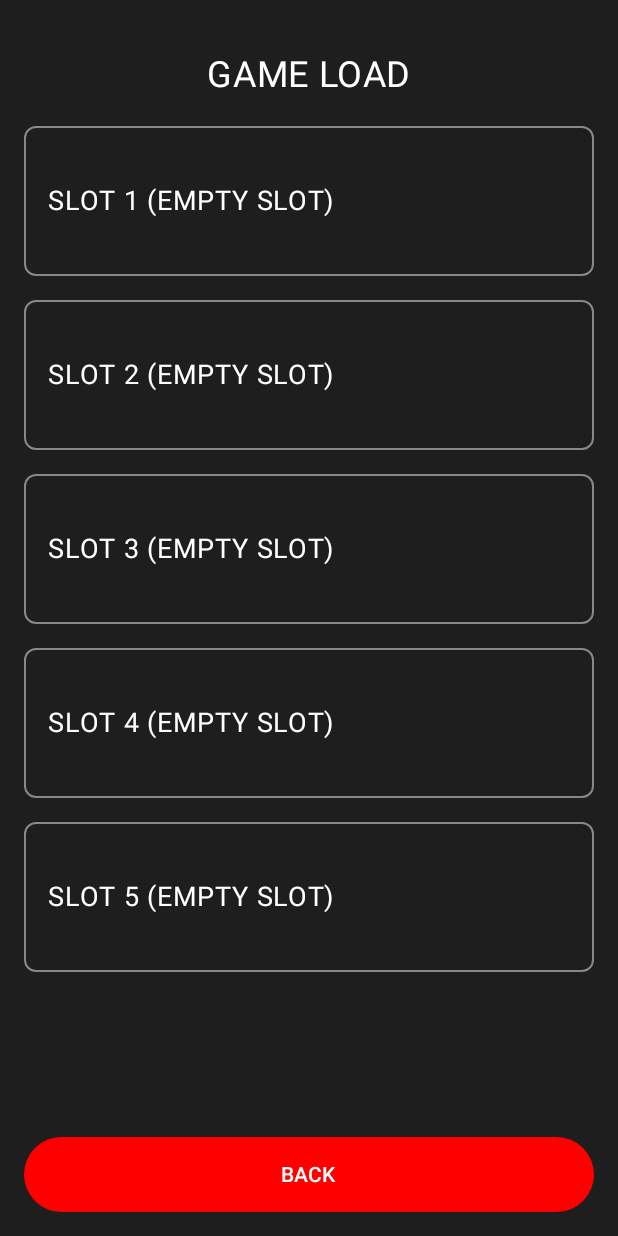
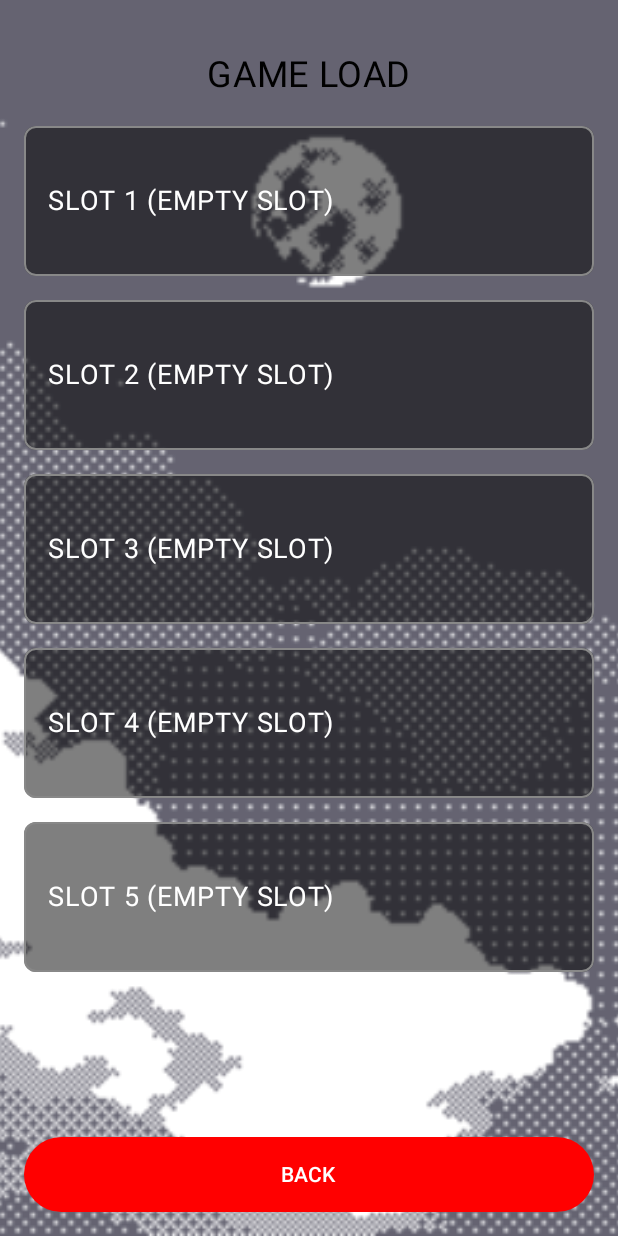
Before and after one commit to orchver/vampire-suvivors-like, an Android app built with Jetpack Compose: the TitleActivity screen opened directly, with no data from a screen before it, after a tap on "저장된 게임", on a phone screen of 412 x 824 dp. Run offline under Robolectric (Android 15) with nearby library versions, the phone set to English and light mode, and no system bars.

Commit message:
배경 이미지 추가

```diff
--- a/app/src/main/java/com/vampiresurvivorslike/LoadGameActivity.kt
+++ b/app/src/main/java/com/vampiresurvivorslike/LoadGameActivity.kt
@@ -6,6 +6,8 @@ import android.os.Bundle
 import android.widget.Toast
 import androidx.activity.ComponentActivity
 import androidx.activity.compose.setContent
+import androidx.compose.foundation.Image
+import androidx.compose.foundation.background
 import androidx.compose.foundation.border
 import androidx.compose.foundation.clickable
 import androidx.compose.foundation.layout.*
@@ -26,6 +28,9 @@ import androidx.compose.ui.unit.sp
 import com.google.gson.Gson
 import androidx.compose.foundation.interaction.MutableInteractionSource
 import androidx.compose.material.ripple.rememberRipple
+import androidx.compose.ui.layout.ContentScale
+import androidx.compose.ui.res.painterResource
+import androidx.compose.ui.tooling.preview.Preview
 
 class LoadGameActivity : ComponentActivity() {
     override fun onCreate(savedInstanceState: Bundle?) {
@@ -61,11 +66,32 @@ fun LoadGameScreen(currentUserId: String, onSlotSelected: (Int) -> Unit) {
     val gson = remember { Gson() }
     val pref = remember { context.getSharedPreferences("VampireSave", Context.MODE_PRIVATE) }
 
+    Box(
+        modifier = Modifier.fillMaxSize()
+    ) {
+        Image(
+            painter = painterResource(id = R.drawable.title_bg),
+            contentDescription = null,
+            contentScale = ContentScale.Crop,
+            modifier = Modifier.fillMaxSize()
+        )
+
+        Box(
+            modifier = Modifier
+                .fillMaxSize()
+                .background(Color.White.copy(alpha = 0.3f))
+        )
+
         Column(
             modifier = Modifier.fillMaxSize().padding(16.dp),
             horizontalAlignment = Alignment.CenterHorizontally
         ) {
-        Text("GAME LOAD", color = Color.White, fontSize = 24.sp, modifier = Modifier.padding(vertical = 20.dp))
+            Text(
+                "GAME LOAD",
+                color = Color.Black,
+                fontSize = 24.sp,
+                modifier = Modifier.padding(vertical = 20.dp)
+            )
 
             LazyColumn(
                 verticalArrangement = Arrangement.spacedBy(16.dp),
@@ -96,9 +122,11 @@ fun LoadGameScreen(currentUserId: String, onSlotSelected: (Int) -> Unit) {
                         }
                     }
 
+                    val slotBackgroundColor = Color.Black.copy(alpha = 0.5f)
+
                     // 슬롯 버튼 UI
                     val borderColor = if (isMyData) Color.Gray else Color.Red
-                val textColor = if (isMyData) Color.White else Color.Gray
+                    val textColor = if (isMyData) Color.White else Color.LightGray
 
                     val interactionSource = remember { MutableInteractionSource() }
 
@@ -106,8 +134,13 @@ fun LoadGameScreen(currentUserId: String, onSlotSelected: (Int) -> Unit) {
                         modifier = Modifier
                             .fillMaxWidth()
                             .height(100.dp)
+                            .background(color = slotBackgroundColor, shape = RoundedCornerShape(8.dp))
                             .border(1.dp, borderColor, RoundedCornerShape(8.dp))
-                        .clickable(interactionSource = interactionSource, indication = null, enabled = isClickable) {
+                            .clickable(
+                                interactionSource = interactionSource,
+                                indication = null,
+                                enabled = isClickable
+                            ) {
                                 onSlotSelected(index)
                             }
                             .padding(16.dp),
@@ -133,9 +166,29 @@ fun LoadGameScreen(currentUserId: String, onSlotSelected: (Int) -> Unit) {
             }
         }
     }
+}
 
 // Compose용 시간 포맷 함수
 fun formatTimeCompose(ms: Long): String {
     val sec = ms / 1000
     return "${sec / 60}:${String.format("%02d", sec % 60)}"
 }
+
+@Preview(showBackground = true)
+@Composable
+fun LoadGameScreenPreview() {
+    MaterialTheme {
+        Surface(
+            modifier = Modifier.fillMaxSize(),
+            color = Color(0xFF1E1E1E)
+        ) {
+            // 미리보기용 더미 데이터 설정이 필요할 수 있지만,
+            // SharedPreference는 프리뷰에서 동작하지 않으므로
+            // 기본적으로 "EMPTY SLOT"들이 보이거나 예외 처리가 된 화면이 뜹니다.
+            LoadGameScreen(
+                currentUserId = "Player1",
+                onSlotSelected = { /* 클릭해도 아무 동작 안 함 */ }
+            )
+        }
+    }
+}
--- a/app/src/main/java/com/vampiresurvivorslike/TitleActivity.kt
+++ b/app/src/main/java/com/vampiresurvivorslike/TitleActivity.kt
@@ -6,6 +6,7 @@ import android.widget.Toast
 import androidx.activity.ComponentActivity
 import androidx.activity.compose.setContent
 import androidx.compose.foundation.Image
+import androidx.compose.foundation.background
 import androidx.compose.foundation.layout.*
 import androidx.compose.foundation.shape.RoundedCornerShape
 import androidx.compose.material3.*
@@ -45,6 +46,22 @@ class TitleActivity : ComponentActivity() {
 @Composable
 fun TitleScreen(userId: String) {
     val context = LocalContext.current
+
+    Box(
+        modifier = Modifier.fillMaxSize()
+    ) {
+        Image(
+            painter = painterResource(id = R.drawable.title_bg),
+            contentDescription = null,
+            contentScale = ContentScale.Crop,
+            modifier = Modifier.fillMaxSize()
+        )
+
+        Box(
+            modifier = Modifier
+                .fillMaxSize()
+                .background(Color.White.copy(alpha = 0.3f))
+        )
 
         Column(
             modifier = Modifier
@@ -88,15 +105,18 @@ fun TitleScreen(userId: String) {
                                     intent.putExtra("USER_ID", userId)
                                     context.startActivity(intent)
                                 }
+
                                 "저장된 게임" -> {
                                     val intent = Intent(context, LoadGameActivity::class.java)
                                     intent.putExtra("USER_ID", userId)
                                     context.startActivity(intent)
                                 }
+
                                 "설정" -> {
                                     val intent = Intent(context, SettingsActivity::class.java)
                                     context.startActivity(intent)
                                 }
+
                                 "나가기" -> {
                                     (context as? ComponentActivity)?.finish()
                                 }
@@ -106,6 +126,8 @@ fun TitleScreen(userId: String) {
 
                 Spacer(modifier = Modifier.height(16.dp))
             }
+        }
+
     }
 }
 
```
Also changed, not shown: app/src/main/java/com/vampiresurvivorslike/LoginActivity.kt (+21 -8 lines), app/src/main/java/com/vampiresurvivorslike/SettingsActivity.kt (+20 -2 lines). Lines whose indentation alone changed are shown as unchanged.
